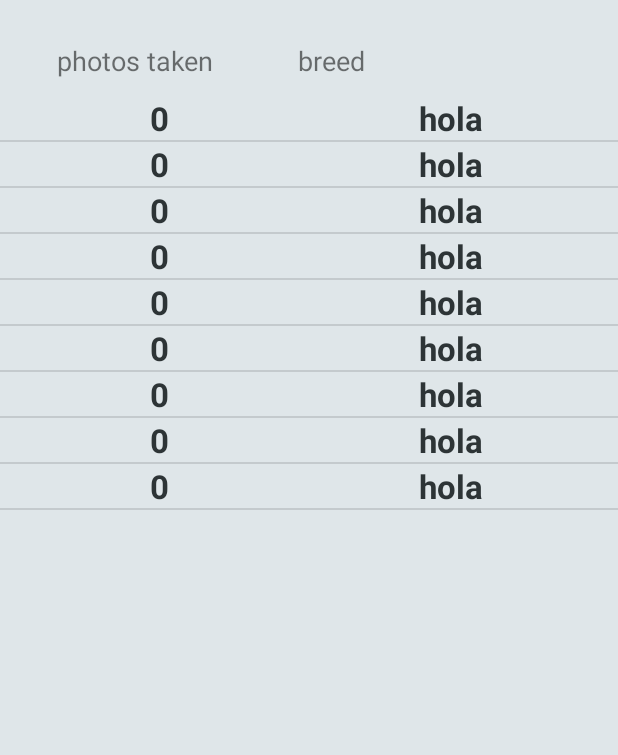
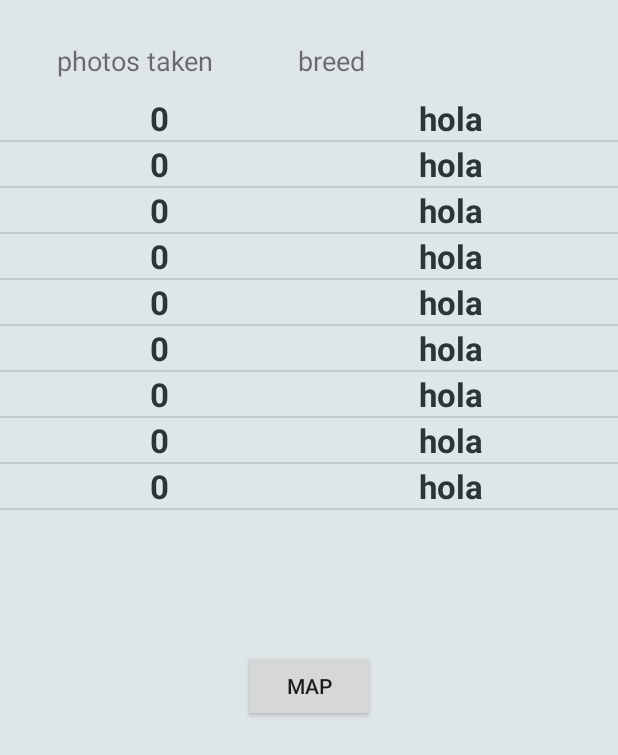
Before and after one commit to carlosmrtll/Dognoscis, an Android app: the RankActivity screen opened directly, with no data from a screen before it, on a phone screen of 412 x 824 dp. Shown: the top 755 px of the screen. Run offline under Robolectric (Android 15) with nearby library versions, the phone set to English and light mode, and no system bars; our stand-ins replace Firebase (no records; nobody signed in at launch, a user with empty details on screens opened directly); network calls fail.

Commit message:
added basic map activity for breeds

```diff
--- a/android/app/build.gradle
+++ b/android/app/build.gradle
@@ -28,6 +28,7 @@ dependencies {
     implementation 'com.android.support:appcompat-v7:26.1.0'
     implementation 'com.android.support.constraint:constraint-layout:1.0.2'
     implementation 'com.github.PhilJay:MPAndroidChart:v3.0.0'
+    implementation 'com.google.android.gms:play-services-maps:11.8.0'
     testImplementation 'junit:junit:4.12'
     androidTestImplementation 'com.android.support.test:runner:1.0.1'
     androidTestImplementation 'com.android.support.test.espresso:espresso-core:3.0.1'
@@ -40,4 +41,5 @@ dependencies {
 
 
 
+
 apply plugin: 'com.google.gms.google-services'
--- a/android/app/src/main/res/layout/activity_rank.xml
+++ b/android/app/src/main/res/layout/activity_rank.xml
@@ -10,7 +10,7 @@
     <ListView
         android:id="@+id/ListView"
         android:layout_width="match_parent"
-        android:layout_height="match_parent"
+        android:layout_height="350dip"
         android:layout_alignParentStart="true"
         android:layout_alignParentTop="true"
         android:layout_marginTop="64dp" />
@@ -36,4 +36,14 @@
         android:layout_marginTop="28dp"
         android:text="photos taken"
         android:textSize="18sp" />
+
+    <Button
+        android:id="@+id/button3"
+        android:layout_width="wrap_content"
+        android:layout_height="wrap_content"
+        android:layout_below="@+id/ListView"
+        android:layout_centerHorizontal="true"
+        android:layout_marginTop="19dp"
+        android:onClick="openMap"
+        android:text="map" />
 </RelativeLayout>
--- a/android/app/src/main/res/values/strings.xml
+++ b/android/app/src/main/res/values/strings.xml
@@ -14,5 +14,6 @@
     <color name="light_yellow">#ffeaa7</color>
     <color name="green">#00b894</color>
     <color name="light_green">#55efc4</color>
+    <string name="title_activity_map_breeds">Map</string>
 
 </resources>
```
Also changed, not shown: android/app/src/main/AndroidManifest.xml (+23 -2 lines), android/app/src/main/java/mx/itesm/dognoscis/MapBreeds.java (added, +46 -0 lines), android/app/src/main/java/mx/itesm/dognoscis/RankActivity.java (+5 -7 lines), android/app/src/main/res/layout/activity_map_breeds.xml (added, +8 -0 lines), 1 other file.
